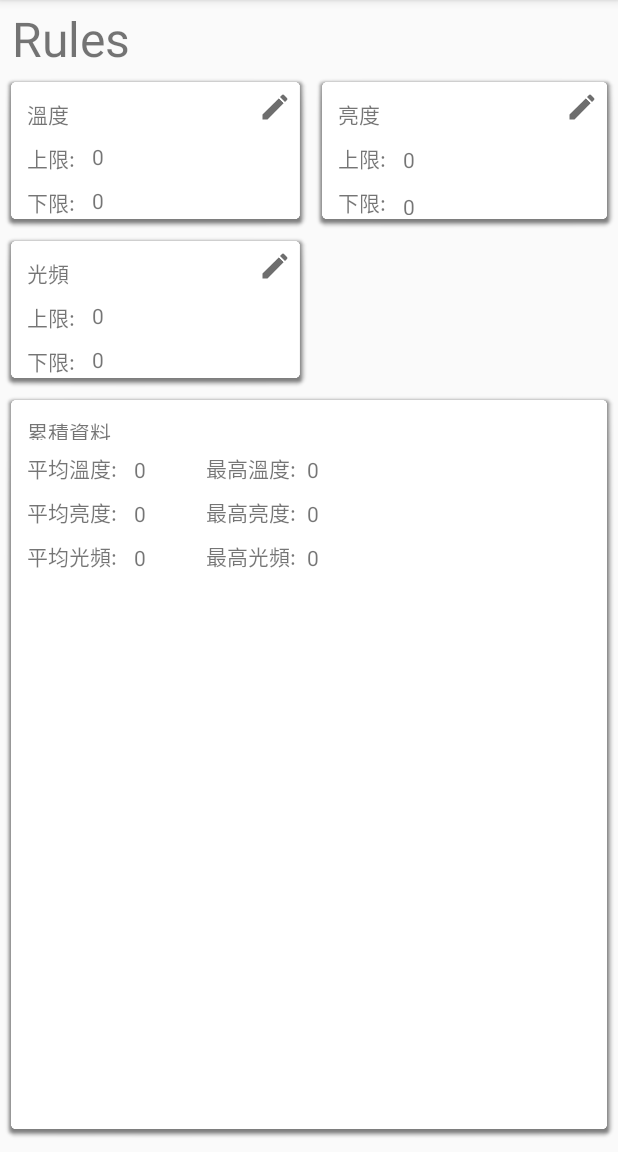
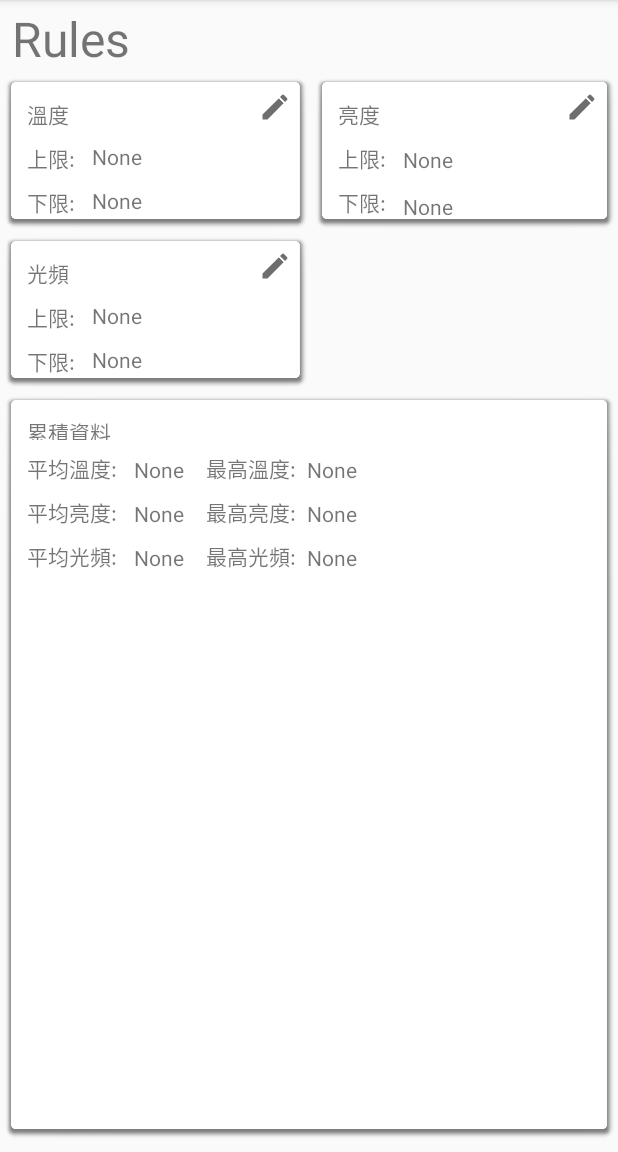
Before and after one commit to AquariumHub/android_app, an Android app: the fragment FragmentTabSetting shown on its own in the app's theme, on a phone screen of 412 x 824 dp, the part 84-1236 px from its top. Run offline under Robolectric (Android 15) with nearby library versions, the phone set to English and light mode, and no system bars; libraries missing offline, so code that uses them is left out: com.borax12.materialdaterangepicker.

Commit message:
Update FragmentTabSetting

```diff
--- a/app/src/main/java/net/aquariumhub/myapplication/FragmentTabSetting.java
+++ b/app/src/main/java/net/aquariumhub/myapplication/FragmentTabSetting.java
@@ -1,28 +1,24 @@
 package net.aquariumhub.myapplication;
 
+import android.content.DialogInterface;
 import android.os.Bundle;
 import android.support.v4.app.Fragment;
+import android.support.v7.app.AlertDialog;
 import android.view.LayoutInflater;
 import android.view.View;
 import android.view.ViewGroup;
+import android.widget.ImageButton;
 import android.widget.TextView;
 
 import com.borax12.materialdaterangepicker.time.RadialPickerLayout;
 
 import java.util.Calendar;
 
-public class FragmentTabSetting extends Fragment implements com.borax12.materialdaterangepicker.time.TimePickerDialog.OnTimeSetListener, com.borax12.materialdaterangepicker.date.DatePickerDialog.OnDateSetListener {
+public class FragmentTabSetting extends Fragment {
 
-
-  Calendar now = Calendar.getInstance();
-
-  com.borax12.materialdaterangepicker.date.DatePickerDialog dpd = com.borax12.materialdaterangepicker.date.DatePickerDialog.newInstance(
-          FragmentTabSetting.this,
-          now.get(Calendar.YEAR),
-          now.get(Calendar.MONTH),
-          now.get(Calendar.DAY_OF_MONTH));
-
-  TextView tv_time;
+  ImageButton setting_edit_temp;
+  ImageButton setting_edit_bright;
+  ImageButton setting_edit_frequency;
 
   @Override
   public View onCreateView(LayoutInflater inflater, ViewGroup container, Bundle savedInstanceState) {
@@ -31,28 +27,87 @@ public class FragmentTabSetting extends Fragment implements com.borax12.material
 
   @Override
   public void onViewCreated(View view, Bundle savedInstanceState) {
-
     super.onViewCreated(view, savedInstanceState);
 
-    // dpd.show(getActivity().getFragmentManager(), "Datepickerdialog");
+    setting_edit_temp = getActivity().findViewById(R.id.setting_edit_temp);
+    setting_edit_bright = getActivity().findViewById(R.id.setting_edit_bright);
+    setting_edit_frequency = getActivity().findViewById(R.id.setting_edit_frequency);
+
+    setting_edit_temp.setOnClickListener(setting_edit_temp_clicked);
+    setting_edit_bright.setOnClickListener(setting_edit_bright_clicked);
+    setting_edit_frequency.setOnClickListener(setting_edit_frequency_clicked);
   }
 
+  ImageButton.OnClickListener setting_edit_temp_clicked = new ImageButton.OnClickListener() {
+    @Override
+    public void onClick(View view) {
+      //產生視窗物件
+      new AlertDialog.Builder(getActivity())
+              .setTitle("Setting Temp Alert")//設定視窗標題
+              .setView(R.layout.dialog_temp_rule)
+              // set the action buttons
+              .setPositiveButton("Ok", new DialogInterface.OnClickListener() {
+                @Override
+                public void onClick(DialogInterface dialog, int which) {
+                  dialog.cancel();
+                }
+              })
+              .setNegativeButton("Cancel", new DialogInterface.OnClickListener() {
+                @Override
+                public void onClick(DialogInterface dialog, int which) {
+                  dialog.cancel();
+                }
+              })
+              .show();//呈現對話視窗
+    }
+  };
 
-  @Override
-  public void onDateSet(com.borax12.materialdaterangepicker.date.DatePickerDialog view, int year, int monthOfYear, int dayOfMonth, int yearEnd, int monthOfYearEnd, int dayOfMonthEnd) {
+  ImageButton.OnClickListener setting_edit_bright_clicked = new ImageButton.OnClickListener() {
+    @Override
+    public void onClick(View view) {
+      //產生視窗物件
+      new AlertDialog.Builder(getActivity())
+              .setTitle("Setting Temp Alert")//設定視窗標題
+              .setView(R.layout.dialog_bright_rule)
+              // set the action buttons
+              .setPositiveButton("Ok", new DialogInterface.OnClickListener() {
+                @Override
+                public void onClick(DialogInterface dialog, int which) {
+                  dialog.cancel();
+                }
+              })
+              .setNegativeButton("Cancel", new DialogInterface.OnClickListener() {
+                @Override
+                public void onClick(DialogInterface dialog, int which) {
+                  dialog.cancel();
+                }
+              })
+              .show();//呈現對話視窗
+    }
+  };
 
-    String time = "You picked the following time: From ";
-
-  }
-
-  @Override
-  public void onTimeSet(RadialPickerLayout view, int hourOfDay, int minute, int hourOfDayEnd, int minuteEnd) {
-    String hourString = hourOfDay < 10 ? "0"+hourOfDay : ""+hourOfDay;
-    String minuteString = minute < 10 ? "0"+minute : ""+minute;
-    String hourStringEnd = hourOfDayEnd < 10 ? "0"+hourOfDayEnd : ""+hourOfDayEnd;
-    String minuteStringEnd = minuteEnd < 10 ? "0"+minuteEnd : ""+minuteEnd;
-    String time = "You picked the following time: From - "+hourString+"h"+minuteString+" To - "+hourStringEnd+"h"+minuteStringEnd;
-
-  }
+  ImageButton.OnClickListener setting_edit_frequency_clicked = new ImageButton.OnClickListener() {
+    @Override
+    public void onClick(View view) {
+      //產生視窗物件
+      new AlertDialog.Builder(getActivity())
+              .setTitle("Setting Temp Alert")//設定視窗標題
+              .setView(R.layout.dialog_freq_rule)
+              // set the action buttons
+              .setPositiveButton("Ok", new DialogInterface.OnClickListener() {
+                @Override
+                public void onClick(DialogInterface dialog, int which) {
+                  dialog.cancel();
+                }
+              })
+              .setNegativeButton("Cancel", new DialogInterface.OnClickListener() {
+                @Override
+                public void onClick(DialogInterface dialog, int which) {
+                  dialog.cancel();
+                }
+              })
+              .show();//呈現對話視窗
+    }
+  };
 
 }
--- a/app/src/main/res/layout/tab_setting.xml
+++ b/app/src/main/res/layout/tab_setting.xml
@@ -55,13 +55,14 @@
 
         <TextView
             android:id="@+id/setting_temp_upperValue"
-            android:layout_width="wrap_content"
+            android:layout_width="0dp"
             android:layout_height="wrap_content"
             android:layout_marginBottom="8dp"
-            android:layout_marginLeft="8dp"
+            android:layout_marginEnd="8dp"
             android:layout_marginStart="8dp"
-            android:text="0"
+            android:text="None"
             app:layout_constraintBottom_toBottomOf="@+id/setting_temp_upperbound"
+            app:layout_constraintEnd_toEndOf="parent"
             app:layout_constraintStart_toEndOf="@+id/setting_temp_upperbound"
             app:layout_constraintTop_toTopOf="@+id/setting_temp_upperbound"
             app:layout_constraintVertical_bias="0.0" />
@@ -79,13 +80,14 @@
 
         <TextView
             android:id="@+id/setting_temp_lowerValue"
-            android:layout_width="wrap_content"
+            android:layout_width="0dp"
             android:layout_height="wrap_content"
             android:layout_marginBottom="8dp"
-            android:layout_marginLeft="8dp"
+            android:layout_marginEnd="8dp"
             android:layout_marginStart="8dp"
-            android:text="0"
+            android:text="None"
             app:layout_constraintBottom_toBottomOf="@+id/setting_temp_lowerBound"
+            app:layout_constraintEnd_toEndOf="parent"
             app:layout_constraintStart_toEndOf="@+id/setting_temp_lowerBound"
             app:layout_constraintTop_toTopOf="@+id/setting_temp_lowerBound"
             app:layout_constraintVertical_bias="0.0" />
@@ -157,13 +159,14 @@
 
         <TextView
             android:id="@+id/setting_bright_upperValue"
-            android:layout_width="wrap_content"
+            android:layout_width="0dp"
             android:layout_height="wrap_content"
-            android:layout_marginLeft="8dp"
+            android:layout_marginEnd="8dp"
             android:layout_marginStart="8dp"
             android:layout_marginTop="8dp"
-            android:text="0"
+            android:text="None"
             app:layout_constraintBottom_toBottomOf="@+id/setting_bright_upperBound"
+            app:layout_constraintEnd_toEndOf="parent"
             app:layout_constraintStart_toEndOf="@+id/setting_bright_upperBound"
             app:layout_constraintTop_toTopOf="@+id/setting_bright_upperBound"
             app:layout_constraintVertical_bias="1.0" />
@@ -181,13 +184,14 @@
 
         <TextView
             android:id="@+id/setting_bright_lowerValue"
-            android:layout_width="wrap_content"
+            android:layout_width="0dp"
             android:layout_height="wrap_content"
-            android:layout_marginLeft="8dp"
+            android:layout_marginEnd="8dp"
             android:layout_marginStart="8dp"
             android:layout_marginTop="8dp"
-            android:text="0"
+            android:text="None"
             app:layout_constraintBottom_toBottomOf="@+id/setting_bright_lowerBound"
+            app:layout_constraintEnd_toEndOf="parent"
             app:layout_constraintStart_toEndOf="@+id/setting_bright_lowerBound"
             app:layout_constraintTop_toTopOf="@+id/setting_bright_lowerBound"
             app:layout_constraintVertical_bias="0.75" />
@@ -241,13 +245,14 @@
 
         <TextView
             android:id="@+id/setting_frequency_upperValue"
-            android:layout_width="wrap_content"
+            android:layout_width="0dp"
             android:layout_height="wrap_content"
             android:layout_marginBottom="8dp"
-            android:layout_marginLeft="8dp"
+            android:layout_marginEnd="8dp"
             android:layout_marginStart="8dp"
-            android:text="0"
+            android:text="None"
             app:layout_constraintBottom_toBottomOf="@+id/setting_frequency_upperbound"
+            app:layout_constraintEnd_toEndOf="parent"
             app:layout_constraintStart_toEndOf="@+id/setting_frequency_upperbound"
             app:layout_constraintTop_toTopOf="@+id/setting_frequency_upperbound"
             app:layout_constraintVertical_bias="0.0" />
@@ -265,13 +270,14 @@
 
         <TextView
             android:id="@+id/setting_frequency_lowerValue"
-            android:layout_width="wrap_content"
+            android:layout_width="0dp"
             android:layout_height="wrap_content"
             android:layout_marginBottom="8dp"
-            android:layout_marginLeft="8dp"
+            android:layout_marginEnd="8dp"
             android:layout_marginStart="8dp"
-            android:text="0"
+            android:text="None"
             app:layout_constraintBottom_toBottomOf="@+id/setting_frequency_lowerBound"
+            app:layout_constraintEnd_toEndOf="parent"
             app:layout_constraintStart_toEndOf="@+id/setting_frequency_lowerBound"
             app:layout_constraintTop_toTopOf="@+id/setting_frequency_lowerBound"
             app:layout_constraintVertical_bias="0.0" />
@@ -320,7 +326,7 @@
             android:layout_marginEnd="8dp"
             android:layout_marginStart="8dp"
             android:layout_marginTop="8dp"
-            android:text="0"
+            android:text="None"
             app:layout_constraintBottom_toBottomOf="@+id/setting_status_avaTemp"
             app:layout_constraintEnd_toStartOf="@+id/setting_status_topTemp"
             app:layout_constraintStart_toEndOf="@+id/setting_status_avaTemp"
@@ -347,7 +353,7 @@
             android:layout_marginLeft="4dp"
             android:layout_marginStart="4dp"
             android:layout_marginTop="8dp"
-            android:text="0"
+            android:text="None"
             app:layout_constraintBottom_toBottomOf="@+id/setting_status_topTemp"
             app:layout_constraintStart_toEndOf="@+id/setting_status_topTemp"
             app:layout_constraintTop_toTopOf="@+id/setting_status_topTemp"
@@ -371,7 +377,7 @@
             android:layout_marginEnd="8dp"
             android:layout_marginStart="8dp"
             android:layout_marginTop="8dp"
-            android:text="0"
+            android:text="None"
             app:layout_constraintBottom_toBottomOf="@+id/setting_status_avaBright"
             app:layout_constraintEnd_toStartOf="@+id/textView25"
             app:layout_constraintStart_toEndOf="@+id/setting_status_avaBright"
@@ -398,7 +404,7 @@
             android:layout_marginLeft="4dp"
             android:layout_marginStart="4dp"
             android:layout_marginTop="8dp"
-            android:text="0"
+            android:text="None"
             app:layout_constraintBottom_toBottomOf="@+id/textView25"
             app:layout_constraintStart_toEndOf="@+id/textView25"
             app:layout_constraintTop_toTopOf="@+id/textView25"
@@ -422,7 +428,7 @@
             android:layout_marginEnd="8dp"
             android:layout_marginStart="8dp"
             android:layout_marginTop="8dp"
-            android:text="0"
+            android:text="None"
             app:layout_constraintBottom_toBottomOf="@+id/setting_status_avaFrequency"
             app:layout_constraintEnd_toStartOf="@+id/setting_status_topFrequency"
             app:layout_constraintStart_toEndOf="@+id/setting_status_avaFrequency"
@@ -436,7 +442,7 @@
             android:layout_marginLeft="4dp"
             android:layout_marginStart="4dp"
             android:layout_marginTop="8dp"
-            android:text="0"
+            android:text="None"
             app:layout_constraintBottom_toBottomOf="@+id/setting_status_topFrequency"
             app:layout_constraintStart_toEndOf="@+id/setting_status_topFrequency"
             app:layout_constraintTop_toTopOf="@+id/setting_status_topFrequency"
```
Also changed, not shown: app/src/main/res/layout/dialog_bright_rule.xml (added, +66 -0 lines), app/src/main/res/layout/dialog_freq_rule.xml (added, +66 -0 lines), app/src/main/res/layout/dialog_temp_rule.xml (added, +66 -0 lines).
